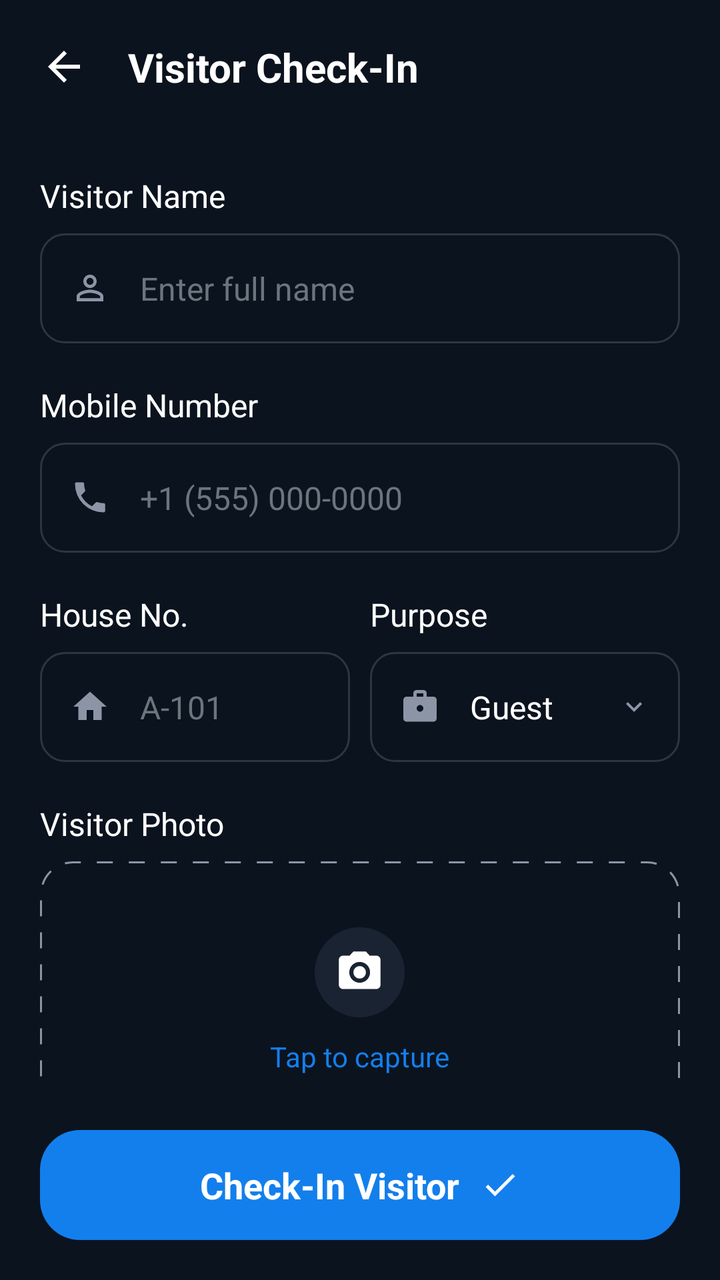
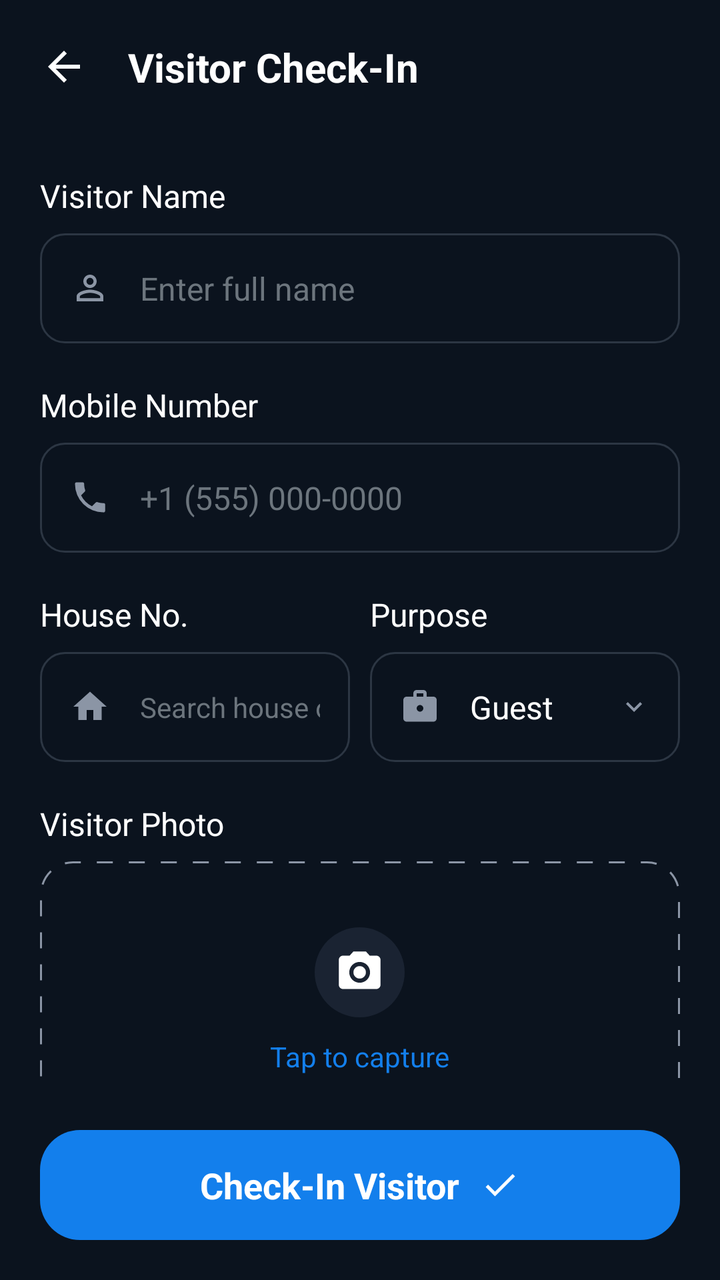

Before-and-after screenshots of an Android layout around one commit, followed by the original layout XML and the change that was made.
<!-- AndroidManifest.xml: application theme Theme.HouseVisitorManagementSystem -->
<!-- res/layout/activity_check_in.xml -->
<?xml version="1.0" encoding="utf-8"?>
<androidx.constraintlayout.widget.ConstraintLayout xmlns:android="http://schemas.android.com/apk/res/android"
    xmlns:app="http://schemas.android.com/apk/res-auto"
    xmlns:tools="http://schemas.android.com/tools"
    android:id="@+id/main"
    android:layout_width="match_parent"
    android:layout_height="match_parent"
    android:background="@color/dark_navy_bg"
    tools:context=".CheckInActivity">

    
    <RelativeLayout
        android:id="@+id/header"
        android:layout_width="match_parent"
        android:layout_height="wrap_content"
        android:padding="20dp"
        app:layout_constraintTop_toTopOf="parent">

        <ImageView
            android:id="@+id/btnBack"
            android:layout_width="24dp"
            android:layout_height="24dp"
            android:layout_centerVertical="true"
            android:src="@drawable/ic_arrow_back"
            app:tint="@color/white" />

        <TextView
            android:layout_width="wrap_content"
            android:layout_height="wrap_content"
            android:layout_centerVertical="true"
            android:layout_marginStart="20dp"
            android:layout_toEndOf="@id/btnBack"
            android:text="Visitor Check-In"
            android:textColor="@color/white"
            android:textSize="20sp"
            android:textStyle="bold" />

    </RelativeLayout>

    <ScrollView
        android:layout_width="match_parent"
        android:layout_height="0dp"
        android:scrollbars="none"
        app:layout_constraintBottom_toTopOf="@id/btnCheckInLayout"
        app:layout_constraintTop_toBottomOf="@id/header">

        <LinearLayout
            android:layout_width="match_parent"
            android:layout_height="wrap_content"
            android:orientation="vertical"
            android:padding="20dp">

            <TextView
                android:layout_width="wrap_content"
                android:layout_height="wrap_content"
                android:text="Visitor Name"
                android:textColor="@color/white"
                android:textSize="16sp" />

            <LinearLayout
                android:layout_width="match_parent"
                android:layout_height="55dp"
                android:layout_marginTop="8dp"
                android:layout_marginBottom="20dp"
                android:background="@drawable/bg_input_field"
                android:gravity="center_vertical"
                android:paddingHorizontal="15dp">

                <ImageView
                    android:layout_width="20dp"
                    android:layout_height="20dp"
                    android:src="@drawable/ic_person_outline"
                    app:tint="@color/text_grey" />

                <EditText
                    android:id="@+id/etVisitorName"
                    android:layout_width="match_parent"
                    android:layout_height="match_parent"
                    android:layout_marginStart="15dp"
                    android:background="@null"
                    android:hint="Enter full name"
                    android:textColor="@color/white"
                    android:textColorHint="@color/cool_gray"
                    android:textSize="16sp" />
            </LinearLayout>

            <TextView
                android:layout_width="wrap_content"
                android:layout_height="wrap_content"
                android:text="Mobile Number"
                android:textColor="@color/white"
                android:textSize="16sp" />

            <LinearLayout
                android:layout_width="match_parent"
                android:layout_height="55dp"
                android:layout_marginTop="8dp"
                android:layout_marginBottom="20dp"
                android:background="@drawable/bg_input_field"
                android:gravity="center_vertical"
                android:paddingHorizontal="15dp">

                <ImageView
                    android:layout_width="20dp"
                    android:layout_height="20dp"
                    android:src="@drawable/ic_phone"
                    app:tint="@color/text_grey" />

                <EditText
                    android:id="@+id/etMobileNumber"
                    android:layout_width="match_parent"
                    android:layout_height="match_parent"
                    android:layout_marginStart="15dp"
                    android:background="@null"
                    android:hint="+1 (555) 000-0000"
                    android:inputType="phone"
                    android:textColor="@color/white"
                    android:textColorHint="@color/cool_gray"
                    android:textSize="16sp" />
            </LinearLayout>

            <LinearLayout
                android:layout_width="match_parent"
                android:layout_height="wrap_content"
                android:layout_marginBottom="20dp"
                android:orientation="horizontal">

                <LinearLayout
                    android:layout_width="0dp"
                    android:layout_height="wrap_content"
                    android:layout_marginEnd="10dp"
                    android:layout_weight="1"
                    android:orientation="vertical">

                    <TextView
                        android:layout_width="wrap_content"
                        android:layout_height="wrap_content"
                        android:text="House No."
                        android:textColor="@color/white"
                        android:textSize="16sp" />

                    <LinearLayout
                        android:layout_width="match_parent"
                        android:layout_height="55dp"
                        android:layout_marginTop="8dp"
                        android:background="@drawable/bg_input_field"
                        android:gravity="center_vertical"
                        android:paddingHorizontal="15dp">

                        <ImageView
                            android:layout_width="20dp"
                            android:layout_height="20dp"
                            android:src="@drawable/ic_home_filled"
                            app:tint="@color/text_grey" />

                        <EditText
                            android:id="@+id/etHouseNo"
                            android:layout_width="match_parent"
                            android:layout_height="match_parent"
                            android:layout_marginStart="15dp"
                            android:background="@null"
                            android:hint="A-101"
                            android:textColor="@color/white"
                            android:textColorHint="@color/cool_gray"
                            android:textSize="16sp" />
                    </LinearLayout>
                </LinearLayout>

                <LinearLayout
                    android:layout_width="0dp"
                    android:layout_height="wrap_content"
                    android:layout_weight="1"
                    android:orientation="vertical">

                    <TextView
                        android:layout_width="wrap_content"
                        android:layout_height="wrap_content"
                        android:text="Purpose"
                        android:textColor="@color/white"
                        android:textSize="16sp" />

                    <LinearLayout
                        android:layout_width="match_parent"
                        android:layout_height="55dp"
                        android:layout_marginTop="8dp"
                        android:background="@drawable/bg_input_field"
                        android:gravity="center_vertical"
                        android:paddingHorizontal="15dp">

                        <ImageView
                            android:layout_width="20dp"
                            android:layout_height="20dp"
                            android:src="@drawable/ic_briefcase"
                            app:tint="@color/text_grey" />

                        <TextView
                            android:id="@+id/tvPurpose"
                            android:layout_width="0dp"
                            android:layout_height="match_parent"
                            android:layout_marginStart="15dp"
                            android:layout_weight="1"
                            android:gravity="center_vertical"
                            android:text="Guest"
                            android:textColor="@color/white"
                            android:textSize="16sp" />

                        <ImageView
                            android:layout_width="16dp"
                            android:layout_height="16dp"
                            android:src="@drawable/ic_chevron_down"
                            app:tint="@color/text_grey" />
                    </LinearLayout>
                </LinearLayout>
            </LinearLayout>

            <TextView
                android:layout_width="wrap_content"
                android:layout_height="wrap_content"
                android:text="Visitor Photo"
                android:textColor="@color/white"
                android:textSize="16sp" />

            <LinearLayout
                android:id="@+id/btnCapturePhoto"
                android:layout_width="match_parent"
                android:layout_height="140dp"
                android:layout_marginTop="8dp"
                android:layout_marginBottom="20dp"
                android:background="@drawable/bg_dotted_border"
                android:gravity="center"
                android:orientation="vertical">

                <ImageView
                    android:id="@+id/ivCapturedPhoto"
                    android:layout_width="match_parent"
                    android:layout_height="match_parent"
                    android:scaleType="centerCrop"
                    android:visibility="gone" />

                <LinearLayout
                    android:id="@+id/captureContent"
                    android:layout_width="wrap_content"
                    android:layout_height="wrap_content"
                    android:gravity="center"
                    android:orientation="vertical">

                    <ImageView
                        android:layout_width="45dp"
                        android:layout_height="45dp"
                        android:background="@drawable/circle_dark_bg"
                        android:padding="10dp"
                        android:src="@drawable/ic_camera"
                        app:tint="@color/white" />

                    <TextView
                        android:layout_width="wrap_content"
                        android:layout_height="wrap_content"
                        android:layout_marginTop="10dp"
                        android:text="Tap to capture"
                        android:textColor="@color/bright_azure_blue"
                        android:textSize="14sp" />
                </LinearLayout>
            </LinearLayout>

        </LinearLayout>
    </ScrollView>

    <FrameLayout
        android:id="@+id/btnCheckInLayout"
        android:layout_width="match_parent"
        android:layout_height="wrap_content"
        android:padding="20dp"
        app:layout_constraintBottom_toBottomOf="parent">

        <LinearLayout
            android:id="@+id/btnCheckInVisitor"
            android:layout_width="match_parent"
            android:layout_height="55dp"
            android:background="@drawable/bg_qr_button"
            android:gravity="center">

            <TextView
                android:layout_width="wrap_content"
                android:layout_height="wrap_content"
                android:text="Check-In Visitor"
                android:textColor="@color/white"
                android:textSize="18sp"
                android:textStyle="bold" />

            <ImageView
                android:layout_width="20dp"
                android:layout_height="20dp"
                android:layout_marginStart="10dp"
                android:src="@drawable/ic_check"
                app:tint="@color/white" />
        </LinearLayout>
    </FrameLayout>

</androidx.constraintlayout.widget.ConstraintLayout>
<!-- resources referenced by this layout -->
<resources>
  <color name="bright_azure_blue">#137fec</color>
  <color name="cool_gray">#6C757D</color>
  <color name="dark_navy_bg">#0B131E</color>
  <color name="text_grey">#8B95A5</color>
  <color name="white">#FFFFFF</color>
  <!-- drawable bg_dotted_border (drawable) -->
  <?xml version="1.0" encoding="utf-8"?>
  <shape xmlns:android="http://schemas.android.com/apk/res/android">
      <stroke
          android:width="1dp"
          android:color="@color/text_grey"
          android:dashWidth="8dp"
          android:dashGap="8dp" />
      <corners android:radius="16dp" />
  </shape>
  <!-- drawable bg_input_field (drawable) -->
  <?xml version="1.0" encoding="utf-8"?>
  <shape xmlns:android="http://schemas.android.com/apk/res/android">
      <solid android:color="@color/dark_navy_bg" />
      <stroke android:width="1dp" android:color="@color/slate_blue_gray" />
      <corners android:radius="12dp" />
  </shape>
  <!-- drawable bg_qr_button (drawable) -->
  <?xml version="1.0" encoding="utf-8"?>
  <shape xmlns:android="http://schemas.android.com/apk/res/android">
      <solid android:color="@color/bright_azure_blue" />
      <corners android:radius="20dp" />
  </shape>
  <!-- drawable circle_dark_bg (drawable) -->
  <?xml version="1.0" encoding="utf-8"?>
  <shape xmlns:android="http://schemas.android.com/apk/res/android"
      android:shape="oval">
      <solid android:color="#1A2332" />
  </shape>
  <!-- drawable ic_arrow_back (drawable) -->
  <vector xmlns:android="http://schemas.android.com/apk/res/android"
      android:width="24dp"
      android:height="24dp"
      android:viewportWidth="24"
      android:viewportHeight="24">
      <path
          android:fillColor="#FFFFFF"
          android:pathData="M20,11H7.83l5.59,-5.59L12,4l-8,8 8,8 1.41,-1.41L7.83,13H20v-2z" />
  </vector>
  <!-- drawable ic_check (drawable) -->
  <vector xmlns:android="http://schemas.android.com/apk/res/android"
      android:width="24dp"
      android:height="24dp"
      android:viewportWidth="24"
      android:viewportHeight="24">
      <path
          android:fillColor="#FFFFFF"
          android:pathData="M9,16.17L4.83,12l-1.42,1.41L9,19 21,7l-1.41,-1.41z" />
  </vector>
  <!-- drawable ic_chevron_down (drawable) -->
  <vector xmlns:android="http://schemas.android.com/apk/res/android"
      android:width="24dp"
      android:height="24dp"
      android:viewportWidth="24"
      android:viewportHeight="24">
      <path
          android:fillColor="#FFFFFF"
          android:pathData="M16.59,8.59L12,13.17 7.41,8.59 6,10l6,6 6,-6z" />
  </vector>
  <!-- drawable ic_home_filled (drawable) -->
  <vector xmlns:android="http://schemas.android.com/apk/res/android"
      android:width="24dp"
      android:height="24dp"
      android:viewportWidth="24"
      android:viewportHeight="24">
      <path
          android:fillColor="#FFFFFF"
          android:pathData="M10,20v-6h4v6h5v-8h3L12,3 2,12h3v8z" />
  </vector>
  <!-- drawable ic_phone (drawable) -->
  <vector xmlns:android="http://schemas.android.com/apk/res/android"
      android:width="24dp"
      android:height="24dp"
      android:viewportWidth="24"
      android:viewportHeight="24">
      <path
          android:fillColor="#ffffff"
          android:pathData="M6.62,10.79a15.05,15.05 0 0,0 6.59,6.59l2.2,-2.2a1,1 0 0,1 1.11,-0.27c1.12,0.37 2.33,0.57 3.58,0.57a1,1 0 0,1 1,1V20a1,1 0 0,1 -1,1A17,17 0 0,1 3,4a1,1 0 0,1 1,-1h3.5a1,1 0 0,1 1,1c0,1.25 0.2,2.45 0.57,3.57a1,1 0 0,1 -0.27,1.11l-2.2,2.2z"/>
  </vector>
  <style name="Theme.HouseVisitorManagementSystem" parent="Base.Theme.HouseVisitorManagementSystem" />
  <color name="slate_blue_gray">#2C3643</color>
  <style name="Base.Theme.HouseVisitorManagementSystem" parent="Theme.Material3.DayNight.NoActionBar">
          
          
      </style>
  <!-- unchanged entries left out for length: 3 -->
</resources>

<!-- the commit's change to res/layout/activity_check_in.xml (unified diff, before → after) -->
@@ -153,16 +153,19 @@
                             android:src="@drawable/ic_home_filled"
                             app:tint="@color/text_grey" />
 
-                        <EditText
+                        <AutoCompleteTextView
                             android:id="@+id/etHouseNo"
                             android:layout_width="match_parent"
                             android:layout_height="match_parent"
                             android:layout_marginStart="15dp"
                             android:background="@null"
-                            android:hint="A-101"
+                            android:hint="Search house or owner..."
+                            android:completionThreshold="1"
                             android:textColor="@color/white"
                             android:textColorHint="@color/cool_gray"
-                            android:textSize="16sp" />
+                            android:textSize="14sp"
+                            android:imeOptions="actionNext"
+                            android:inputType="text" />
                     </LinearLayout>
                 </LinearLayout>
 
@@ -296,4 +299,15 @@
         </LinearLayout>
     </FrameLayout>
 
+    <ProgressBar
+        android:id="@+id/progressBar"
+        android:layout_width="wrap_content"
+        android:layout_height="wrap_content"
+        android:visibility="gone"
+        android:indeterminateTint="@color/bright_azure_blue"
+        app:layout_constraintTop_toTopOf="parent"
+        app:layout_constraintBottom_toBottomOf="parent"
+        app:layout_constraintStart_toStartOf="parent"
+        app:layout_constraintEnd_toEndOf="parent" />
+
 </androidx.constraintlayout.widget.ConstraintLayout>
